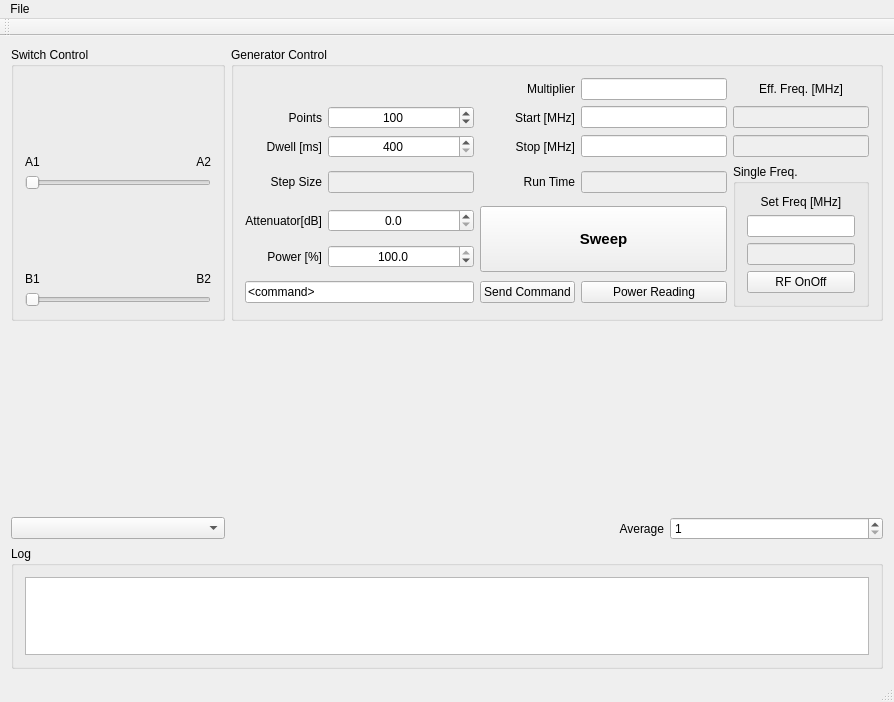
Above: mainwindow.ui from TripletESR/DNP100GHz before the change. Below: the same form after it.
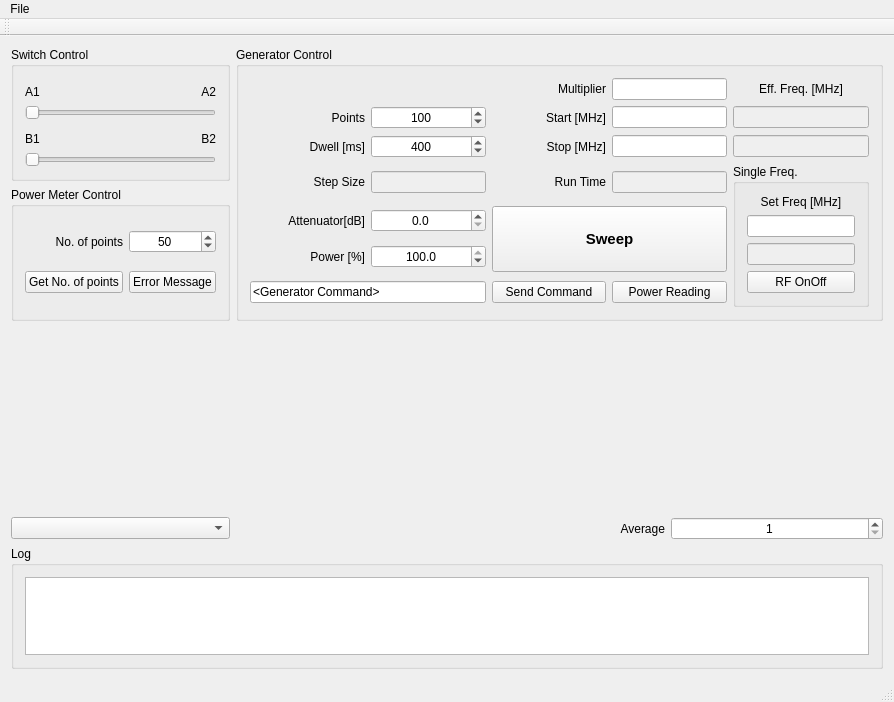
That is the form after the change. Custom widgets are drawn as their Qt base class.

Commit message: bugs fix, added Power Meter control

```diff
--- a/mainwindow.ui
+++ b/mainwindow.ui
@@ -14,7 +14,7 @@
    <string>DNP 100GHz</string>
   </property>
   <widget class="QWidget" name="centralWidget">
-   <layout class="QGridLayout" name="gridLayout_3" rowstretch="2,3,1,2" columnstretch="1,1,1,1">
+   <layout class="QGridLayout" name="gridLayout_3" rowstretch="1,1,3,1,2" columnstretch="1,1,1,1">
     <item row="0" column="0">
      <widget class="QGroupBox" name="groupBox">
       <property name="title">
@@ -90,7 +90,7 @@
       </layout>
      </widget>
     </item>
-    <item row="3" column="0" colspan="4">
+    <item row="4" column="0" colspan="4">
      <widget class="QGroupBox" name="groupBox_Log">
       <property name="title">
        <string>Log</string>
@@ -102,12 +102,90 @@
       </layout>
      </widget>
     </item>
-    <item row="0" column="1" colspan="3">
+    <item row="2" column="0" colspan="4">
+     <widget class="QCustomPlot" name="powerPlot" native="true"/>
+    </item>
+    <item row="3" column="2">
+     <widget class="QLabel" name="label_12">
+      <property name="text">
+       <string>Average</string>
+      </property>
+      <property name="alignment">
+       <set>Qt::AlignRight|Qt::AlignTrailing|Qt::AlignVCenter</set>
+      </property>
+     </widget>
+    </item>
+    <item row="3" column="3">
+     <widget class="QSpinBox" name="spinBox_Average">
+      <property name="alignment">
+       <set>Qt::AlignCenter</set>
+      </property>
+      <property name="minimum">
+       <number>1</number>
+      </property>
+      <property name="singleStep">
+       <number>2</number>
+      </property>
+     </widget>
+    </item>
+    <item row="3" column="0">
+     <widget class="QComboBox" name="comboBox_yAxis"/>
+    </item>
+    <item row="1" column="0">
+     <widget class="QGroupBox" name="groupBox_3">
+      <property name="title">
+       <string>Power Meter Control</string>
+      </property>
+      <layout class="QGridLayout" name="gridLayout_5">
+       <item row="0" column="1">
+        <widget class="QSpinBox" name="spinBox_AveragePoints">
+         <property name="alignment">
+          <set>Qt::AlignCenter</set>
+         </property>
+         <property name="minimum">
+          <number>1</number>
+         </property>
+         <property name="maximum">
+          <number>250</number>
+         </property>
+         <property name="value">
+          <number>50</number>
+         </property>
+        </widget>
+       </item>
+       <item row="0" column="0">
+        <widget class="QLabel" name="label_17">
+         <property name="text">
+          <string>No. of points</string>
+         </property>
+         <property name="alignment">
+          <set>Qt::AlignRight|Qt::AlignTrailing|Qt::AlignVCenter</set>
+         </property>
+        </widget>
+       </item>
+       <item row="1" column="1">
+        <widget class="QPushButton" name="pushButton_ErrorMsg">
+         <property name="text">
+          <string>Error Message</string>
+         </property>
+        </widget>
+       </item>
+       <item row="1" column="0">
+        <widget class="QPushButton" name="pushButton_GetNoPoint">
+         <property name="text">
+          <string>Get No. of points</string>
+         </property>
+        </widget>
+       </item>
+      </layout>
+     </widget>
+    </item>
+    <item row="0" column="1" rowspan="2" colspan="3">
      <widget class="QGroupBox" name="groupBox_Control">
       <property name="title">
        <string>Generator Control</string>
       </property>
-      <layout class="QGridLayout" name="gridLayout_2" columnstretch="1,2,1,2,0">
+      <layout class="QGridLayout" name="gridLayout_2" columnstretch="1,1,1,1,0">
        <item row="0" column="2">
         <widget class="QLabel" name="label_9">
          <property name="text">
@@ -180,7 +258,7 @@
        <item row="9" column="0" colspan="2">
         <widget class="QLineEdit" name="lineEdit">
          <property name="text">
-          <string>&lt;command&gt;</string>
+          <string>&lt;Generator Command&gt;</string>
          </property>
         </widget>
        </item>
@@ -333,7 +411,7 @@
           <set>Qt::AlignCenter</set>
          </property>
          <property name="minimum">
-          <number>400</number>
+          <number>250</number>
          </property>
          <property name="maximum">
           <number>100000</number>
@@ -341,6 +419,9 @@
          <property name="singleStep">
           <number>50</number>
          </property>
+         <property name="value">
+          <number>400</number>
+         </property>
         </widget>
        </item>
        <item row="1" column="1">
@@ -398,32 +479,6 @@
       </layout>
      </widget>
     </item>
-    <item row="1" column="0" colspan="4">
-     <widget class="QCustomPlot" name="powerPlot" native="true"/>
-    </item>
-    <item row="2" column="0">
-     <widget class="QComboBox" name="comboBox_yAxis"/>
-    </item>
-    <item row="2" column="2">
-     <widget class="QLabel" name="label_12">
-      <property name="text">
-       <string>Average</string>
-      </property>
-      <property name="alignment">
-       <set>Qt::AlignRight|Qt::AlignTrailing|Qt::AlignVCenter</set>
-      </property>
-     </widget>
-    </item>
-    <item row="2" column="3">
-     <widget class="QSpinBox" name="spinBox_Average">
-      <property name="minimum">
-       <number>1</number>
-      </property>
-      <property name="singleStep">
-       <number>2</number>
-      </property>
-     </widget>
-    </item>
    </layout>
   </widget>
   <widget class="QMenuBar" name="menuBar">
```
The commit also changes 2 other files.
